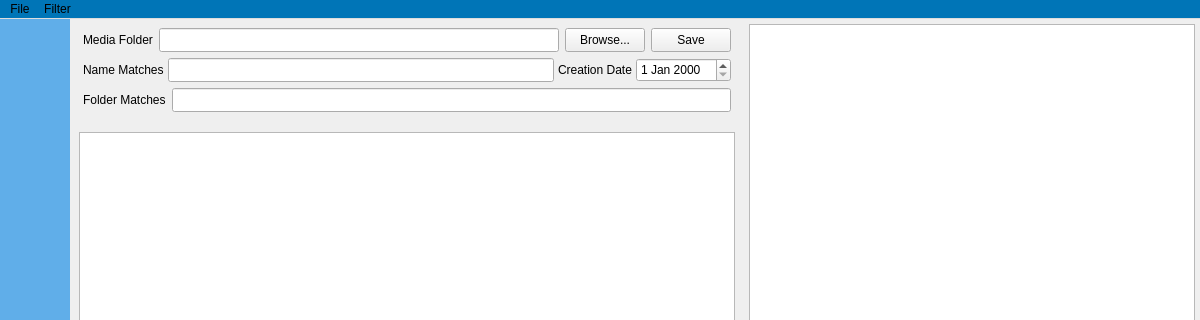
merrillaldrich/compendia, file mainwindow.ui: the form before one commit; both pictures show x 0 to 1200 and y 0 to 320 of the 1200 by 800 pixel window.
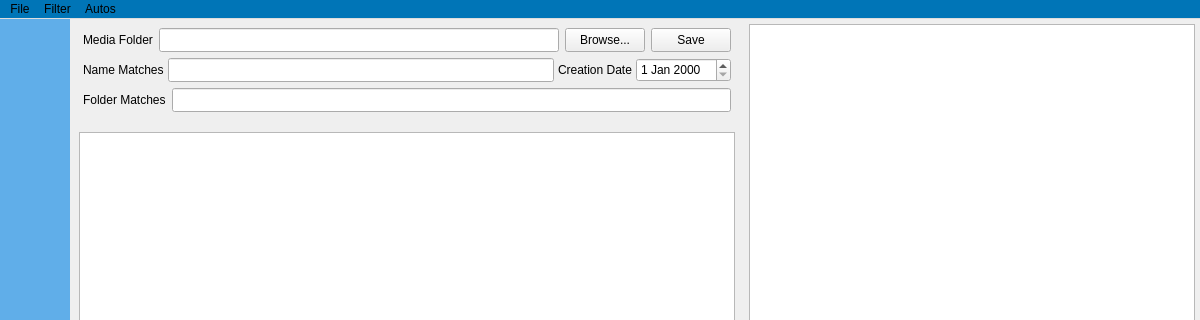
The form after the commit. Custom widgets are drawn as their Qt base class.

```diff
--- a/mainwindow.ui
+++ b/mainwindow.ui
@@ -459,7 +459,7 @@
      <x>0</x>
      <y>0</y>
      <width>1200</width>
-     <height>18</height>
+     <height>17</height>
     </rect>
    </property>
    <property name="styleSheet">
@@ -484,8 +484,15 @@
     <addaction name="actionCreation_Date"/>
     <addaction name="actionModification_Date"/>
    </widget>
+   <widget class="QMenu" name="menuAutos">
+    <property name="title">
+     <string>Autos</string>
+    </property>
+    <addaction name="actionFind_Faces"/>
+   </widget>
    <addaction name="menuFile"/>
    <addaction name="menuFilter"/>
+   <addaction name="menuAutos"/>
   </widget>
   <widget class="QStatusBar" name="statusBar">
    <property name="styleSheet">
```
Left out of the diff: 17 changed lines with no effect on the pictures.
